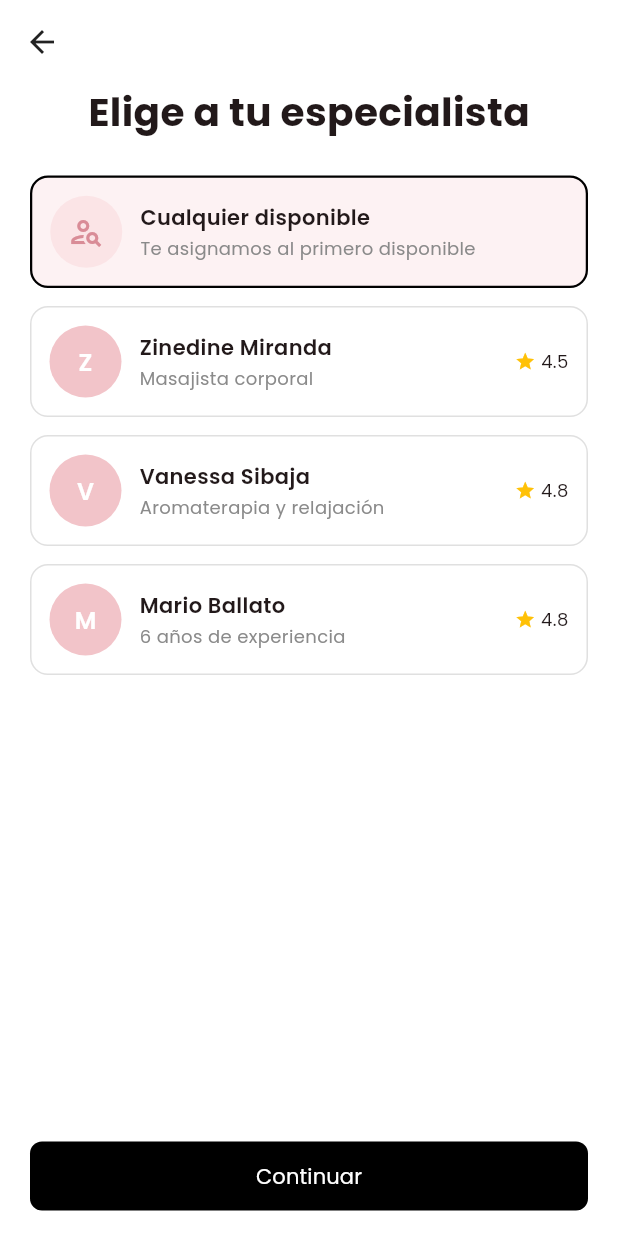
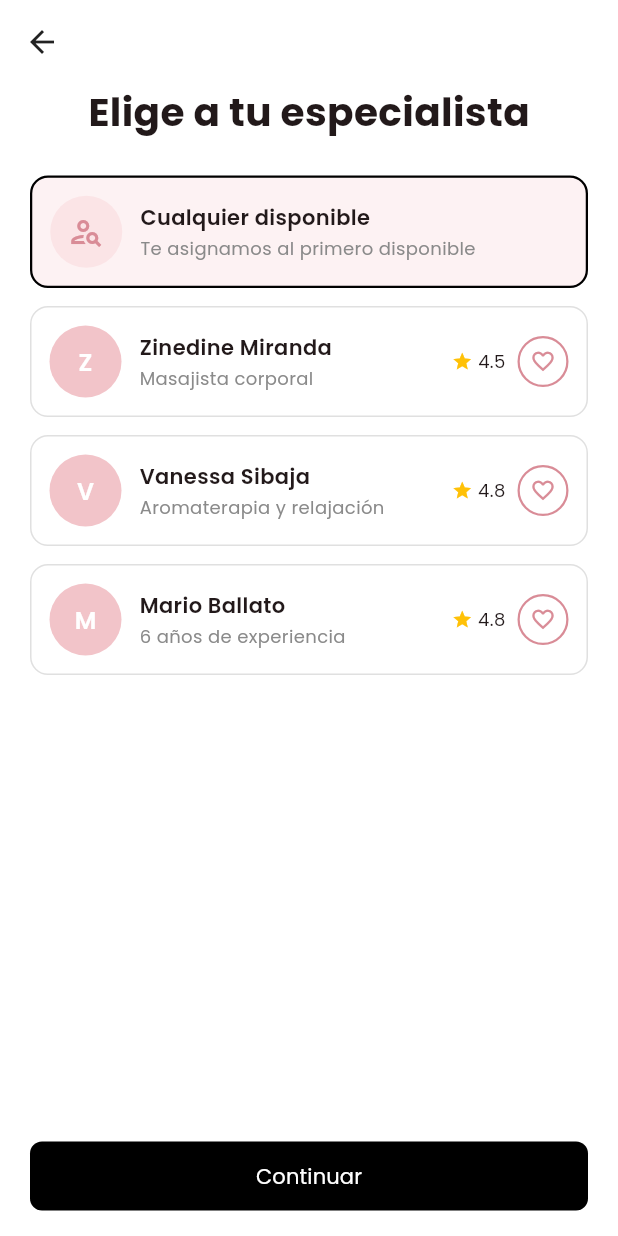
Before and after one commit to GenesisCampos100/APP_MOVIL_SPA, a Flutter app: the ElegirEspecialistaScreen screen opened directly with empty values, on a phone screen of 412 x 824 dp. Run offline on Flutter 3.47's test engine with Material 3 defaults, Android fonts, the phone set to English and light mode, and no system bars; accounts and stored records are empty.

Commit message:
Favoritos: corazón en servicio y especialistas, lista de favoritos y avisos mejorados

```diff
--- a/app_cliente/lib/app.dart
+++ b/app_cliente/lib/app.dart
@@ -2,6 +2,7 @@ import 'package:flutter/material.dart';
 import 'core/routes/app_routes.dart';
 import 'core/theme/app_theme.dart';
 import 'core/theme/dark_theme.dart';
+import 'core/theme/snackbar_theme.dart';
 import 'core/theme/tema_state.dart';
 
 class AuraSpaApp extends StatelessWidget {
@@ -15,8 +16,8 @@ class AuraSpaApp extends StatelessWidget {
       builder: (context, _) => MaterialApp(
         title: 'Aura Spa',
         debugShowCheckedModeBanner: false,
-        theme: AppTheme.light,
-        darkTheme: crearTemaOscuro(),
+        theme: AppTheme.light.copyWith(snackBarTheme: temaAvisos),
+        darkTheme: crearTemaOscuro().copyWith(snackBarTheme: temaAvisos),
         themeMode: TemaState.instance.modo,
         initialRoute: AppRoutes.splash,
         onGenerateRoute: AppRoutes.generate,
--- /dev/null
+++ b/app_cliente/lib/core/theme/snackbar_theme.dart
@@ -0,0 +1,14 @@
+import 'package:flutter/material.dart';
+import 'app_theme.dart';
+
+/// Estilo de los avisos que aparecen abajo ("Agregado a favoritos",
+/// "Perfil actualizado", etc.): flotantes, oscuros y con esquinas redondeadas.
+const SnackBarThemeData temaAvisos = SnackBarThemeData(
+  behavior: SnackBarBehavior.floating,
+  backgroundColor: Color(0xFF222222),
+  contentTextStyle: TextStyle(color: Colors.white, fontSize: 13),
+  actionTextColor: AppColors.rosa,
+  elevation: 4,
+  insetPadding: EdgeInsets.fromLTRB(20, 0, 20, 16),
+  shape: RoundedRectangleBorder(borderRadius: BorderRadius.all(Radius.circular(14))),
+);
--- /dev/null
+++ b/app_cliente/lib/data/repositories/favoritos_repository.dart
@@ -0,0 +1,67 @@
+import 'package:flutter/foundation.dart';
+import '../../features/auth/auth_state.dart';
+import '../models/empleado.dart';
+import '../models/servicio.dart';
+
+/// DATOS DE PRUEBA (mock) en memoria, separados por usuario.
+/// Tablas de la base de datos:
+///   favoritos_servicios (id_cliente, id_servicio, fecha)
+///   favoritos_empleados (id_cliente, id_empleado, fecha)
+///
+/// Con la API sería:
+///   servicios / empleados -> GET    /favoritos/servicios  y  /favoritos/empleados
+///   agregar               -> POST   /favoritos/servicios/:id  y  /favoritos/empleados/:id
+///   quitar                -> DELETE /favoritos/servicios/:id  y  /favoritos/empleados/:id
+///   corazones al iniciar  -> GET    /favoritos/ids
+///
+/// Se guarda el objeto completo (Servicio / Empleado) para poder mostrarlo en
+/// la lista de Favoritos sin pedirlo otra vez, y para no tener que agregar
+/// un campo "esFavorito" a los modelos.
+class FavoritosRepository extends ChangeNotifier {
+  FavoritosRepository._();
+  static final FavoritosRepository instance = FavoritosRepository._();
+
+  // En cada mapa, el orden de inserción = del más antiguo al más reciente.
+  final Map<String, Map<int, Servicio>> _servicios = {};
+  final Map<String, Map<int, Empleado>> _empleados = {};
+
+  String get _clave => AuthState.instance.usuario?.correo ?? '';
+
+  bool esFavoritoServicio(int id) => _servicios[_clave]?.containsKey(id) ?? false;
+  bool esFavoritoEmpleado(int id) => _empleados[_clave]?.containsKey(id) ?? false;
+
+  /// Más recientes primero.
+  List<Servicio> get servicios =>
+      (_servicios[_clave]?.values.toList() ?? <Servicio>[]).reversed.toList();
+
+  /// Más recientes primero.
+  List<Empleado> get empleados =>
+      (_empleados[_clave]?.values.toList() ?? <Empleado>[]).reversed.toList();
+
+  /// Agrega o quita un servicio. Devuelve true si quedó como favorito.
+  bool alternarServicio(Servicio s) {
+    final mapa = _servicios.putIfAbsent(_clave, () => <int, Servicio>{});
+    final quedaFavorito = !mapa.containsKey(s.id);
+    if (quedaFavorito) {
+      mapa[s.id] = s;
+    } else {
+      mapa.remove(s.id);
+    }
+    notifyListeners();
+    return quedaFavorito;
+  }
+
+  /// Agrega o quita un empleado. Devuelve true si quedó como favorito.
+  bool alternarEmpleado(Empleado e) {
+    if (e.esCualquiera) return false;
+    final mapa = _empleados.putIfAbsent(_clave, () => <int, Empleado>{});
+    final quedaFavorito = !mapa.containsKey(e.id);
+    if (quedaFavorito) {
+      mapa[e.id] = e;
+    } else {
+      mapa.remove(e.id);
+    }
+    notifyListeners();
+    return quedaFavorito;
+  }
+}
--- a/app_cliente/lib/features/booking/screens/elegir_especialista_screen.dart
+++ b/app_cliente/lib/features/booking/screens/elegir_especialista_screen.dart
@@ -3,11 +3,15 @@ import '../../../core/routes/app_routes.dart';
 import '../../../core/theme/app_theme.dart';
 import '../../../data/models/empleado.dart';
 import '../../../data/repositories/empleados_repository.dart';
+import '../../../data/repositories/favoritos_repository.dart';
+import '../../../shared/widgets/boton_favorito.dart';
 import '../../auth/widgets/auth_widgets.dart';
+import '../../favorites/screens/favorites_screen.dart';
 import '../reserva_borrador.dart';
 
 /// "Elige a tu especialista": lista de empleados que hacen el servicio,
-/// más la opción "Cualquier disponible".
+/// más la opción "Cualquier disponible". Los favoritos salen primero y cada
+/// especialista tiene su corazón.
 class ElegirEspecialistaScreen extends StatefulWidget {
   final ReservaBorrador borrador;
   const ElegirEspecialistaScreen({super.key, required this.borrador});
@@ -18,9 +22,19 @@ class ElegirEspecialistaScreen extends StatefulWidget {
 
 class _ElegirEspecialistaScreenState extends State<ElegirEspecialistaScreen> {
   final _repo = EmpleadosRepository();
-  late final Future<List<Empleado>> _futuro =
-      _repo.obtenerParaServicio(widget.borrador.servicio.id);
+  late final Future<List<Empleado>> _futuro = _repo
+      .obtenerParaServicio(widget.borrador.servicio.id)
+      .then(_favoritosPrimero);
   Empleado _seleccion = Empleado.cualquiera;
+
+  /// Los especialistas favoritos aparecen primero (solo al abrir la pantalla).
+  List<Empleado> _favoritosPrimero(List<Empleado> lista) {
+    final repo = FavoritosRepository.instance;
+    return [
+      ...lista.where((e) => repo.esFavoritoEmpleado(e.id)),
+      ...lista.where((e) => !repo.esFavoritoEmpleado(e.id)),
+    ];
+  }
 
   @override
   Widget build(BuildContext context) {
@@ -135,6 +149,17 @@ class _TarjetaEmpleado extends StatelessWidget {
                   Text(' ${e.rating}', style: const TextStyle(fontSize: 12)),
                 ],
               ),
+            if (!e.esCualquiera) ...[
+              const SizedBox(width: 8),
+              ListenableBuilder(
+                listenable: FavoritosRepository.instance,
+                builder: (context, _) => BotonFavorito(
+                  esFavorito: FavoritosRepository.instance.esFavoritoEmpleado(e.id),
+                  size: 34,
+                  onPressed: () => alternarFavoritoEmpleado(context, e),
+                ),
+              ),
+            ],
           ],
         ),
       ),
--- a/app_cliente/lib/features/profile/screens/profile_screen.dart
+++ b/app_cliente/lib/features/profile/screens/profile_screen.dart
@@ -8,6 +8,7 @@ import '../../notifications/screens/notifications_screen.dart';
 import '../../settings/screens/settings_screen.dart';
 import 'edit_profile_screen.dart';
 import '../../settings/screens/tema_sheet.dart';
+import '../../favorites/screens/favorites_screen.dart';
 
 // Colores del mockup del perfil
 const Color _bordeTarjeta = Color(0xFFE3E3E3);
@@ -123,7 +124,7 @@ class _PerfilConSesion extends StatelessWidget {
               _FilaMenu(
                 icono: Icons.favorite_border,
                 texto: 'Favoritos',
-                onTap: () => proximamente('Favoritos'),
+                onTap: () => abrirFavoritos(context),
               ),
               _FilaMenu(
                 icono: Icons.calendar_today_outlined,
--- /dev/null
+++ b/app_cliente/lib/shared/widgets/boton_favorito.dart
@@ -0,0 +1,48 @@
+import 'package:flutter/material.dart';
+import '../../core/theme/app_theme.dart';
+
+/// Botón circular con un corazón. Vacío = no es favorito; lleno = favorito.
+class BotonFavorito extends StatelessWidget {
+  final bool esFavorito;
+  final VoidCallback onPressed;
+  final double size;
+
+  const BotonFavorito({
+    super.key,
+    required this.esFavorito,
+    required this.onPressed,
+    this.size = 44,
+  });
+
+  @override
+  Widget build(BuildContext context) {
+    return Tooltip(
+      message: esFavorito ? 'Quitar de favoritos' : 'Agregar a favoritos',
+      child: Material(
+        color: Colors.transparent,
+        shape: const CircleBorder(
+          side: BorderSide(color: AppColors.rosaFuerte, width: 1.5),
+        ),
+        child: InkWell(
+          customBorder: const CircleBorder(),
+          onTap: onPressed,
+          child: SizedBox(
+            width: size,
+            height: size,
+            child: AnimatedSwitcher(
+              duration: const Duration(milliseconds: 200),
+              transitionBuilder: (child, animacion) =>
+                  ScaleTransition(scale: animacion, child: child),
+              child: Icon(
+                esFavorito ? Icons.favorite : Icons.favorite_border,
+                key: ValueKey(esFavorito),
+                color: AppColors.rosaFuerte,
+                size: size * 0.5,
+              ),
+            ),
+          ),
+        ),
+      ),
+    );
+  }
+}
```
Also changed, not shown: app_cliente/lib/features/favorites/screens/favorites_screen.dart (added, +354 -0 lines), app_cliente/lib/features/service_detail/screens/service_detail_screen.dart (+30 -8 lines).
